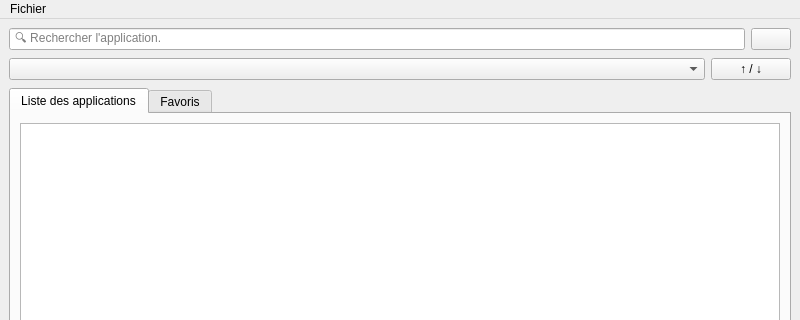
Old version of the form mainwindow.ui in the repository SPSLTIC/app-directory; both pictures show x 0 to 800 and y 0 to 320 of the 800 by 579 pixel window.
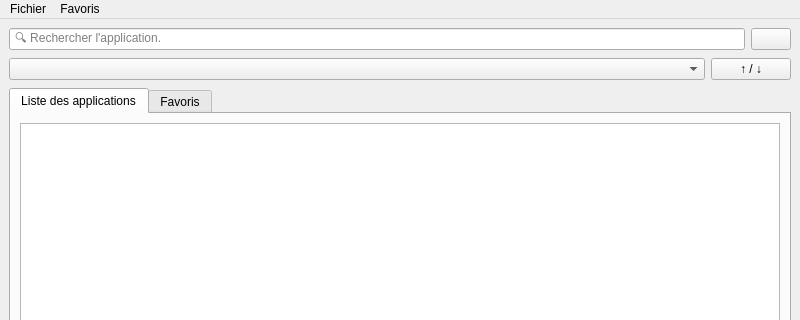
New version of the form. The open tabs and pages were chosen to show the change. Icons and pictures are not drawn.

Patch:
```diff
--- a/mainwindow.ui
+++ b/mainwindow.ui
@@ -170,7 +170,7 @@
      <x>0</x>
      <y>0</y>
      <width>800</width>
-     <height>21</height>
+     <height>22</height>
     </rect>
    </property>
    <widget class="QMenu" name="menuFichier">
@@ -182,7 +182,14 @@
     <addaction name="separator"/>
     <addaction name="actionQuitter"/>
    </widget>
+   <widget class="QMenu" name="menuFavoris">
+    <property name="title">
+     <string>Favoris</string>
+    </property>
+    <addaction name="actionManageFav"/>
+   </widget>
    <addaction name="menuFichier"/>
+   <addaction name="menuFavoris"/>
   </widget>
   <widget class="QStatusBar" name="statusbar">
    <property name="sizeGripEnabled">
```
Left out of the diff: 7 changed lines with no effect on the pictures.
